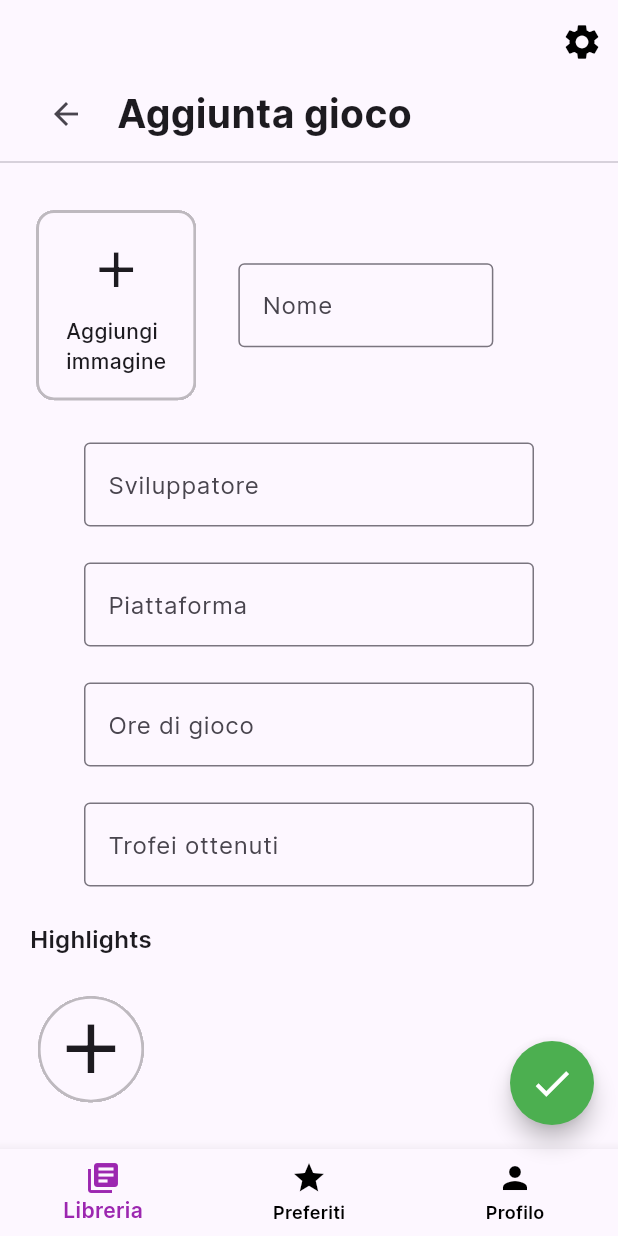
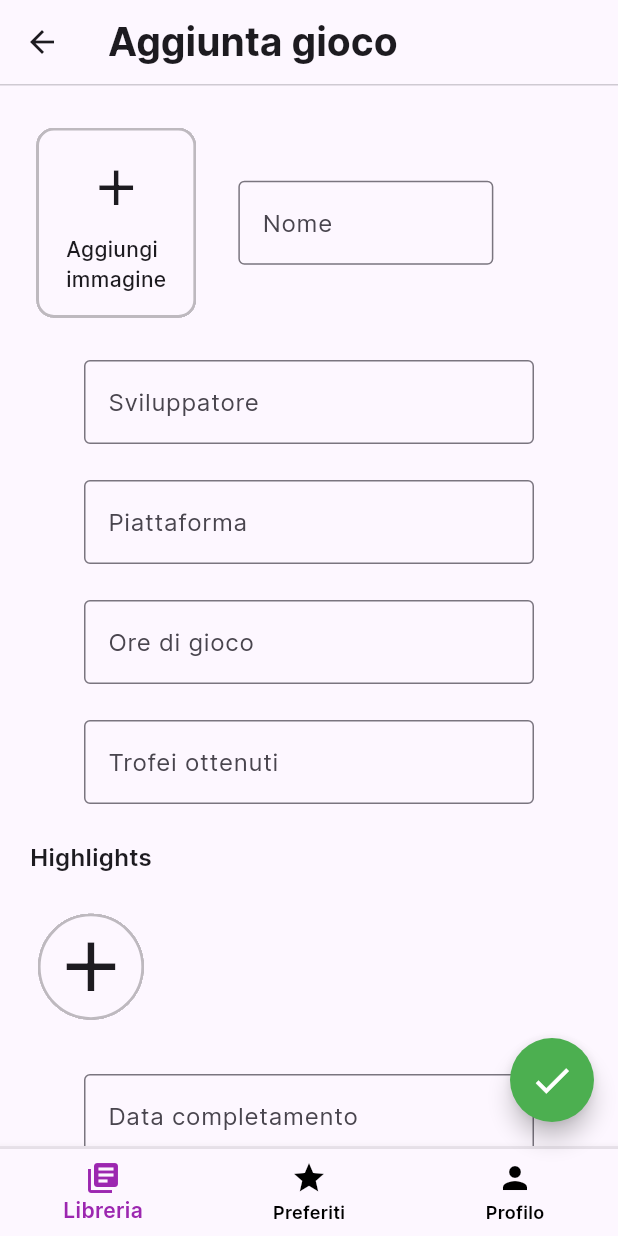
Before and after one commit to ShyVortex/game-tracker, a Flutter app: the LibraryPage screen opened directly, after a tap on the "add" icon, on a phone screen of 412 x 824 dp. Run offline on Flutter 3.47's test engine with Material 3 defaults, Android fonts, the phone set to English and light mode, and no system bars; missing offline and left inert: bcrypt.

Commit message:
Fix appbar, navbar opacity
- Risolto un problema per cui il bordo della bottom bar e quello del divider avevano colori ed opacità diverse risultanti in un look non regolare
- Sostituito parte del body in AddGamePage con un AppBar(), risparmiando spazio

```diff
--- a/lib/pages/library/add_game_page.dart
+++ b/lib/pages/library/add_game_page.dart
@@ -1,5 +1,5 @@
-import 'package:dotted_border/dotted_border.dart';
 import 'package:flutter/material.dart';
+import '../../theme/app_theme.dart';
 
 class AddGamePage extends StatefulWidget {
   const AddGamePage({super.key});
@@ -10,6 +10,7 @@ class AddGamePage extends StatefulWidget {
 
 class AddGamePageState extends State<AddGamePage> {
   int navigationIndex = 0;
+  ThemeData themeData = AppTheme.buildThemeData();
 
   void onItemTapped(int index) {
     setState(() {
@@ -36,44 +37,40 @@ class AddGamePageState extends State<AddGamePage> {
   @override
   Widget build(BuildContext context) {
     return Scaffold(
+        appBar: PreferredSize(
+          preferredSize: const Size.fromHeight(kToolbarHeight + 1), // Adjust height to include the divider
+          child: Column(
+            children: [
+              AppBar(
+                title: const Text(
+                  "Aggiunta gioco",
+                  style: TextStyle(
+                    fontWeight: FontWeight.bold,
+                    fontSize: 26,
+                    fontFamily: 'Inter',
+                  ),
+                ),
+                // Impedisce di cambiare colore quando il contenuto viene scrollato
+                forceMaterialTransparency: true
+              ),
+              Divider(
+                height: 1,
+                thickness: 1,
+                color: themeData.dividerColor.withOpacity(0.35), // Divider color
+              ),
+            ],
+          ),
+        ),
         body: Padding(
             padding: const EdgeInsets.only(top: 4),
             child: Column(
               mainAxisAlignment: MainAxisAlignment.start,
               children: [
-              const Row(
-              mainAxisAlignment: MainAxisAlignment.end,
-              children: [
-                IconButton(
-                    onPressed: null,
-                    icon: Icon(Icons.settings, size: 28, color: Colors.black)
-                )
-              ],
-            ),
-                Row(
-                  mainAxisAlignment: MainAxisAlignment.start,
-                  children: [
-                    Padding(
-                        padding: const EdgeInsets.only(left: 20),
-                        child: Row(
-                          children: [
-                            IconButton(onPressed: navigateBack, icon: const Icon(Icons.arrow_back)),
-                            const Padding(padding: EdgeInsets.only(left: 10),
-                              child: Text(
-                                  "Aggiunta gioco",
-                                  style: TextStyle(fontWeight: FontWeight.bold, fontSize: 26, fontFamily: 'Inter')
-                              )
-                            )
-                          ],
-                        )
-                    ),
-                  ],
-                ),
-                const Divider(),
-                Expanded(child: Padding(
+              Expanded(
+                  child: SingleChildScrollView(
+                      child: Padding(
                 padding: const EdgeInsets.only(top: 20, left: 20, right: 20),
-                  child: SingleChildScrollView(
-                    child:                   Column(
+                child: Column(
                   children: [
                     Row(
                           children: [
@@ -251,7 +248,16 @@ class AddGamePageState extends State<AddGamePage> {
           onPressed: onConfirmPress,
           child: const Icon(Icons.check, color: Colors.white, size: 30),
         ),
-        bottomNavigationBar: BottomNavigationBar(
+        bottomNavigationBar: Container(
+            decoration: BoxDecoration(
+              border: Border(
+                top: BorderSide(
+                  color: themeData.dividerColor.withOpacity(0.12),
+                  width: 2.0,
+                ),
+              ),
+            ),
+            child: BottomNavigationBar(
               items: const <BottomNavigationBarItem>[
                 BottomNavigationBarItem(
                     icon: Icon(Icons.library_books),
@@ -277,6 +283,7 @@ class AddGamePageState extends State<AddGamePage> {
               ),
               onTap: onItemTapped,
             )
+        )
     );
   }
 }
--- a/lib/pages/library/library_page.dart
+++ b/lib/pages/library/library_page.dart
@@ -1,5 +1,6 @@
 import 'package:flutter/material.dart';
 import 'package:game_tracker/pages/library/add_game_page.dart';
+import 'package:game_tracker/theme/app_theme.dart';
 
 class LibraryPage extends StatefulWidget {
   const LibraryPage({super.key});
@@ -11,6 +12,7 @@ class LibraryPage extends StatefulWidget {
 class LibraryPageState extends State<LibraryPage> {
   int navigationIndex = 0;
   int addedGames = 0; // variabile placeholder
+  ThemeData themeData = AppTheme.buildThemeData();
 
   void onItemTapped(int index) {
     setState(() {
@@ -91,7 +93,16 @@ class LibraryPageState extends State<LibraryPage> {
           onPressed: onAddPress,
           child: const Icon(Icons.add, color: Colors.white, size: 30),
         ),
-        bottomNavigationBar: BottomNavigationBar(
+        bottomNavigationBar: Container(
+          decoration: BoxDecoration(
+            border: Border(
+              top: BorderSide(
+                color: themeData.dividerColor.withOpacity(0.12),
+                width: 2.0,
+              ),
+            ),
+          ),
+          child: BottomNavigationBar(
             items: const <BottomNavigationBarItem>[
               BottomNavigationBarItem(
                   icon: Icon(Icons.library_books),
@@ -117,6 +128,7 @@ class LibraryPageState extends State<LibraryPage> {
             ),
             onTap: onItemTapped,
           )
+        )
     );
   }
 }
```
Lines whose indentation alone changed are shown as unchanged.
